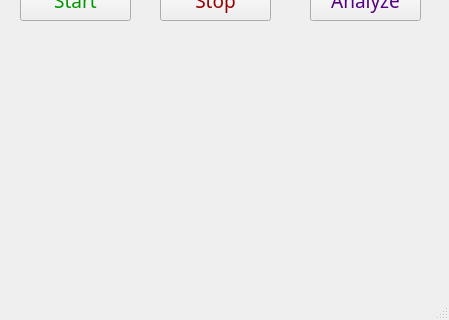
This is main_1.ui in pranav6670/Detection-Classification-of-Tabla-taals as Qt 5 draws it before an edit; both pictures show x 0 to 449 and y 180 to 500 of the 449 by 500 pixel window. The edited form follows.
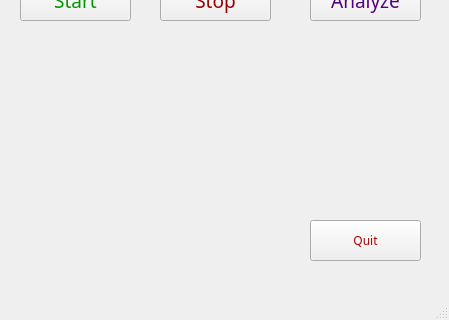
This is the edited form. Icons and pictures are not drawn.

Commit message: Main GUI Buttons added

Diff of the .ui file:
```diff
--- a/main_1.ui
+++ b/main_1.ui
@@ -149,6 +149,28 @@
 &lt;p align=&quot;center&quot; style=&quot; margin-top:0px; margin-bottom:0px; margin-left:0px; margin-right:0px; -qt-block-indent:0; text-indent:0px;&quot;&gt;&lt;span style=&quot; font-size:10pt;&quot;&gt;Automatic Detection and Classification of Tabla &lt;/span&gt;&lt;span style=&quot; font-size:10pt; font-style:italic;&quot;&gt;taalas&lt;/span&gt;&lt;span style=&quot; font-size:10pt;&quot;&gt; from Indian Classical Music&lt;/span&gt;&lt;/p&gt;&lt;/body&gt;&lt;/html&gt;</string>
     </property>
    </widget>
+   <widget class="QPushButton" name="exit">
+    <property name="geometry">
+     <rect>
+      <x>310</x>
+      <y>400</y>
+      <width>111</width>
+      <height>41</height>
+     </rect>
+    </property>
+    <property name="font">
+     <font>
+      <family>Purisa</family>
+     </font>
+    </property>
+    <property name="styleSheet">
+     <string notr="true">color: rgb(170, 0, 0);
+selection-color: rgb(255, 0, 0);</string>
+    </property>
+    <property name="text">
+     <string>Quit</string>
+    </property>
+   </widget>
    <zorder>label</zorder>
    <zorder>analyze</zorder>
    <zorder>start</zorder>
```
Left out of the diff: 4 changed lines with no effect on the pictures. The commit also changes 3 other files.
